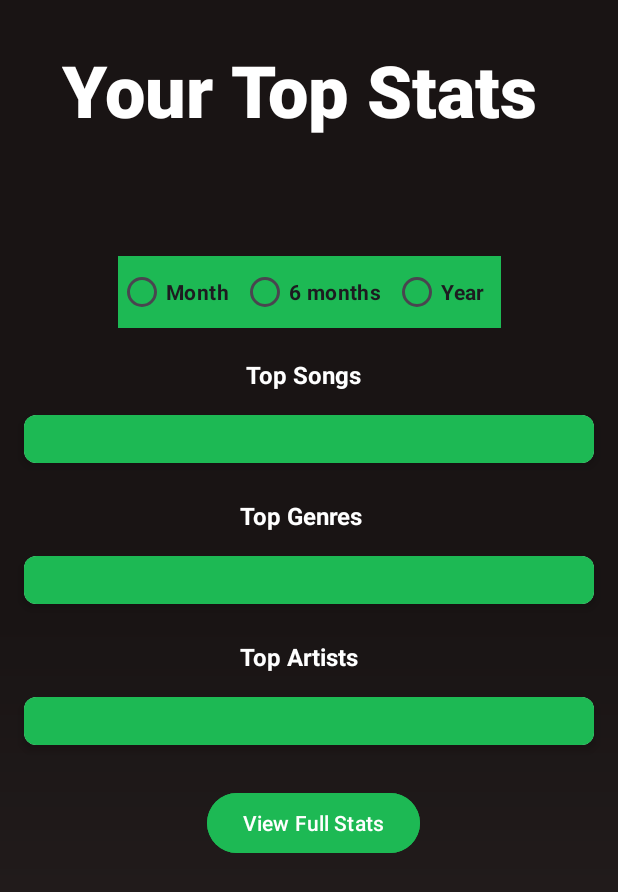
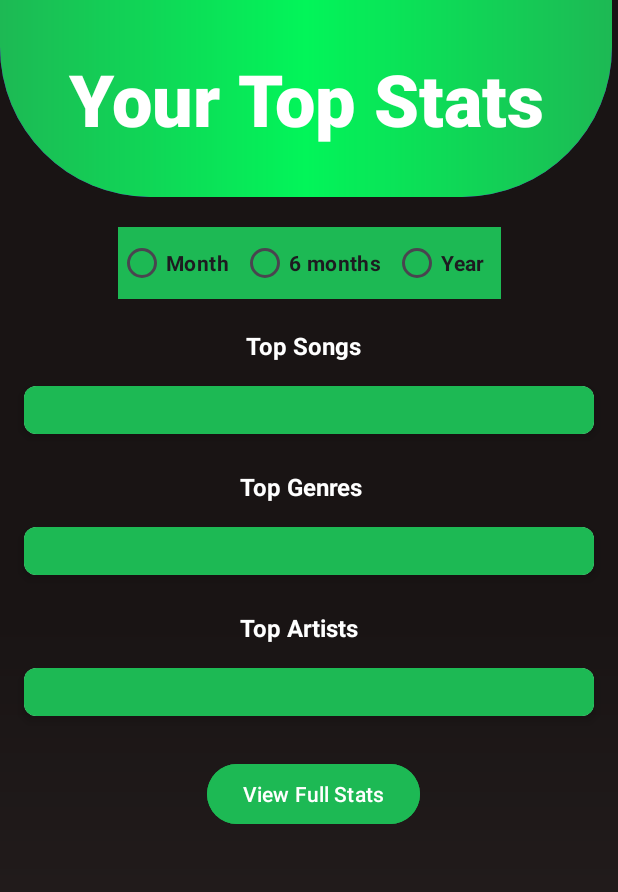
Before and after one commit to zsfleming17/407GP, an Android app: the TopStatsActivity screen opened directly, with no data from a screen before it, on a phone screen of 412 x 824 dp. Shown: the top 892 px of the screen. Run offline under Robolectric (Android 15) with nearby library versions, the phone set to English and light mode, and no system bars; Roboto replaces fonts that are not available here.

Commit message:
added gradient to topstats text

```diff
--- /dev/null
+++ b/app/src/main/res/drawable/top_stats_text_background.xml
@@ -0,0 +1,29 @@
+<layer-list xmlns:android="http://schemas.android.com/apk/res/android">
+    <!-- Base background with rounded corners -->
+    <item>
+        <shape>
+            <corners
+                android:bottomLeftRadius="100dp"
+                android:bottomRightRadius="100dp"
+                android:topLeftRadius="0dp"
+                android:topRightRadius="0dp" />
+            <solid android:color="#FF6200EE" />
+        </shape>
+    </item>
+
+    <!-- Gradient overlay -->
+    <item>
+        <shape>
+            <corners
+                android:bottomLeftRadius="100dp"
+                android:bottomRightRadius="100dp"
+                android:topLeftRadius="0dp"
+                android:topRightRadius="0dp" />
+            <gradient
+                android:startColor="#1db954"
+                android:centerColor="#02f559"
+                android:endColor="#1db954"
+                android:angle="0" />
+        </shape>
+    </item>
+</layer-list>
--- a/app/src/main/res/layout/top_stats.xml
+++ b/app/src/main/res/layout/top_stats.xml
@@ -13,19 +13,20 @@
 
     <TextView
         android:id="@+id/textView"
-        android:layout_width="329dp"
-        android:layout_height="123dp"
-        android:layout_marginTop="27dp"
-        android:layout_marginBottom="20dp"
+        android:layout_width="408dp"
+        android:layout_height="131dp"
+        android:layout_marginBottom="12dp"
         android:fontFamily="sans-serif-medium"
+        android:gravity="center"
+        android:background="@drawable/top_stats_text_background"
         android:text="@string/your_top_stats"
         android:textColor="@color/white"
         android:textSize="48sp"
         android:textStyle="bold"
         app:layout_constraintBottom_toTopOf="@+id/toggleGroup"
         app:layout_constraintEnd_toEndOf="parent"
-        app:layout_constraintStart_toStartOf="parent"
-        app:layout_constraintTop_toTopOf="parent" />
+        app:layout_constraintHorizontal_bias="0.0"
+        app:layout_constraintStart_toStartOf="parent" />
 
     <RadioGroup
         android:id="@+id/toggleGroup"
```
